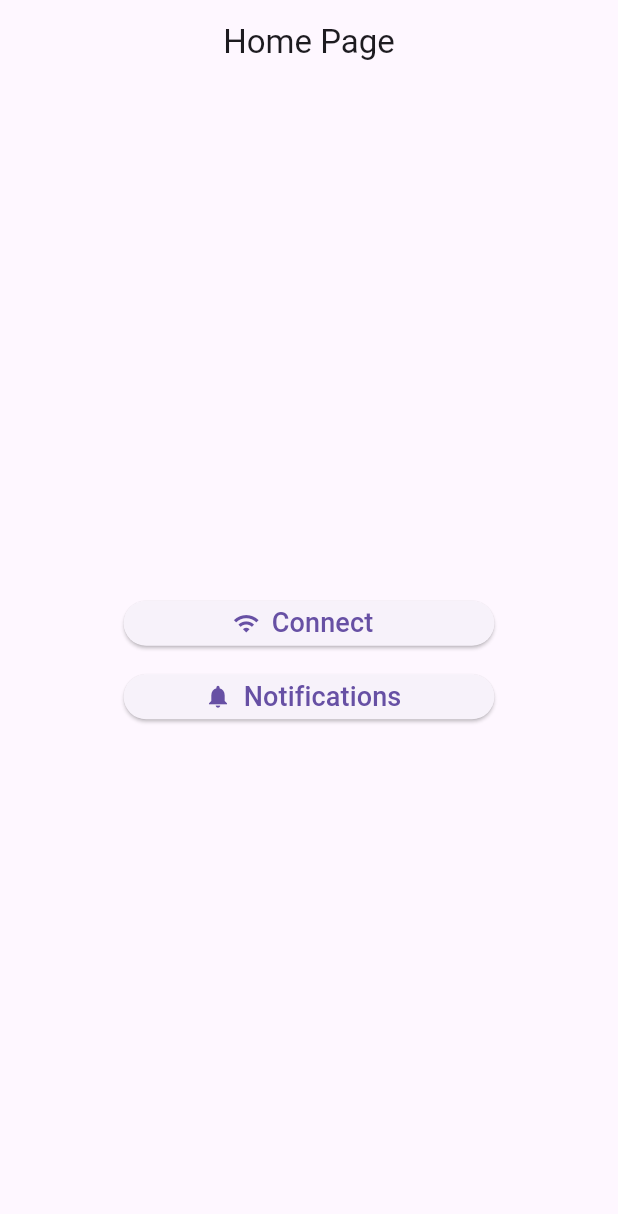
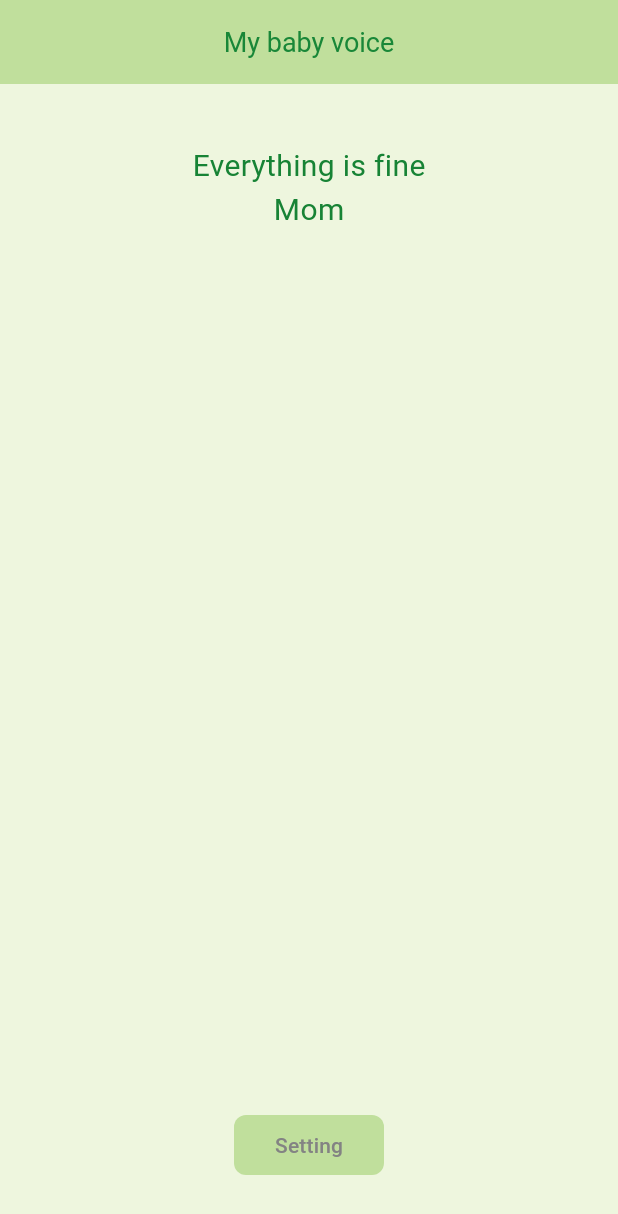
Before and after one commit to MOATHITPro/Infant-Health-Monitor-for-Hard-of-Hearing-Parents, a Flutter app: the screen it shows after launch, on a phone screen of 412 x 824 dp. Shown: the top 1214 px of the screen. Run offline on Flutter 3.47's test engine with Material 3 defaults, Android fonts, the phone set to English and light mode, and no system bars; our stand-ins replace firebase_core, firebase_database, vibration; accounts and stored records are empty.

Commit message:
Updated Firebase settings in the Flutter application and added the necessary code to send the 'Baby is crying' status to Firebase only when a dominant frequency is detected, along with retrieving the stored message from Firebase and displaying it within the app.

```diff
--- a/lib/Home.dart
+++ b/lib/Home.dart
@@ -1,6 +1,10 @@
+// ignore_for_file: unused_import
+
 import 'package:flutter/material.dart';
 import 'package:wear_os3/Connecting.dart';
-import 'package:wear_os3/Notification.dart';
+import 'package:firebase_core/firebase_core.dart';
+import 'package:firebase_database/firebase_database.dart';
+import 'package:vibration/vibration.dart';
 
 class Home extends StatefulWidget {
   const Home({super.key});
@@ -10,93 +14,114 @@ class Home extends StatefulWidget {
 }
 
 class _HomeState extends State<Home> {
-  String _message = 'Press a button to see a message';
+  late DatabaseReference _babyStatusRef; // مرجع قاعدة البيانات في Firebase
+  String displayedText = 'Everything is fine\nMom'; // النص الافتراضي
 
-  // Functions to handle button presses
-  void _button1Pressed() {
+  @override
+  void initState() {
+    super.initState();
+
+    // الاتصال بقاعدة البيانات عبر Firebase
+    _babyStatusRef = FirebaseDatabase.instance.ref('baby_status/crying');
+
+    // الاستماع لتحديثات النص
+    _babyStatusRef.onValue.listen((event) {
+      if (event.snapshot.exists && event.snapshot.value != null) {
         setState(() {
-      _message = 'Button 1 Pressed';
+          displayedText = event.snapshot.value.toString(); // تحديث النص
+        });
+
+        // تفعيل الاهتزاز عند التحديث
+        _triggerVibration();
+
+        // حذف الرسالة من Firebase بعد التحديث
+        _deleteMessage();
+      }
     });
   }
 
-  void _button2Pressed() {
-    setState(() {
-      _message = 'Button 2 Pressed';
-    });
+  // تفعيل الاهتزاز عند التحديث
+  void _triggerVibration() {
+    if (Vibration.hasVibrator() != null) {
+      Vibration.vibrate(duration: 6000); // اهتزاز لمدة 6 ثوانٍ
+    }
   }
 
-  void _button3Pressed() {
-    setState(() {
-      _message = 'Button 3 Pressed';
-    });
+  // حذف الرسالة من Firebase بعد الاهتزاز
+  void _deleteMessage() {
+    _babyStatusRef.remove(); // حذف الرسالة من قاعدة البيانات
   }
 
   @override
   Widget build(BuildContext context) {
-    // Get screen size using MediaQuery
     double screenWidth = MediaQuery.of(context).size.width;
     double screenHeight = MediaQuery.of(context).size.height;
     double textScaleFactor = MediaQuery.of(context).textScaleFactor;
 
-    // Adjust text size based on screen width (smaller for smaller screens)
     double textSize = screenWidth < 400 ? 14 : 18;
-
-    // Adjust button size based on screen width
-    double buttonWidth = screenWidth * 0.6; // 60% of the screen width
-    double buttonHeight = 40.0; // Set a fixed height for buttons
-
-    // Adjust vertical spacing based on screen height
-    double verticalSpacing = screenHeight * 0.02; // 2% of the screen height
 
     return Scaffold(
       appBar: AppBar(
-        title: const Text('Home Page'),
+        title: Text(
+          'My baby voice',
+          style: TextStyle(
+              fontSize: 18, color: const Color.fromARGB(255, 25, 135, 56)),
+        ),
         centerTitle: true,
+        backgroundColor: const Color.fromARGB(255, 192, 223, 156),
       ),
+      backgroundColor: const Color(0xFFEEF6DE),
       body: Center(
         child: Padding(
-          padding: EdgeInsets.all(
-              screenWidth * 0.05), // Adjust padding based on screen width
-          child: Scrollbar(
-            // Adding Scrollbar
-            child: SingleChildScrollView(
-              // Wrap content in SingleChildScrollView
+          padding: EdgeInsets.all(screenWidth * 0.05),
           child: Column(
             mainAxisAlignment: MainAxisAlignment.center,
             children: <Widget>[
-                  ElevatedButton.icon(
+              const SizedBox(height: 20), // مسافة لتحسين التنسيق
+              // النص الذي يتم تحديثه من Firebase
+              Text(
+                displayedText.split('\n').first, // عرض السطر الأول
+                style: TextStyle(
+                  fontSize: 20 * textScaleFactor,
+                  color: const Color.fromARGB(255, 23, 131, 53),
+                ),
+              ),
+              Text(
+                displayedText.split('\n').length > 1
+                    ? displayedText.split('\n').last
+                    : '', // عرض السطر الثاني إن وجد
+                style: TextStyle(
+                  fontSize: 20 * textScaleFactor,
+                  color: const Color.fromARGB(255, 23, 131, 53),
+                ),
+              ),
+              const Spacer(), // دفع الزر إلى الأسفل
+              // زر "Setting"
+              Container(
+                width: 100, // عرض الزر
+                height: 40, // ارتفاع الزر
+                decoration: BoxDecoration(
+                  color: const Color.fromARGB(255, 192, 223, 156),
+                  borderRadius: BorderRadius.circular(8), // زوايا مستديرة
+                ),
+                child: TextButton(
                   onPressed: () {
                     Navigator.push(
                       context,
                       MaterialPageRoute(builder: (context) => Connecting()),
-                      ); // Navigate to Next Page on button click
+                    ); // الانتقال إلى الصفحة التالية عند النقر
                   },
-                    icon: const Icon(Icons.wifi), // Wifi icon
-                    label: Text('Connect',
-                        style: TextStyle(fontSize: textSize * textScaleFactor)),
-                    style: ElevatedButton.styleFrom(
-                      minimumSize: Size(buttonWidth, 30),
+                  child: const Text(
+                    'Setting',
+                    style: TextStyle(
+                      color: Color.fromARGB(255, 131, 131, 131), // لون النص
+                      fontSize: 14,
                     ),
                   ),
-                  const SizedBox(height: 1),
-                  ElevatedButton.icon(
-                    onPressed: () {
-                      Navigator.push(
-                        context,
-                        MaterialPageRoute(
-                            builder: (context) => Notifications()),
-                      );
-                    },
-                    icon: const Icon(Icons.notifications), // Notifications icon
-                    label: Text('Notifications',
-                        style: TextStyle(fontSize: textSize * textScaleFactor)),
-                    style: ElevatedButton.styleFrom(
-                      minimumSize: Size(buttonWidth, 30),
                 ),
               ),
+              const SizedBox(height: 20), // مسافة لتحسين التنسيق
             ],
-              ),
-            ),
           ),
         ),
       ),
--- a/pubspec.yaml
+++ b/pubspec.yaml
@@ -36,7 +36,10 @@ dependencies:
   # The following adds the Cupertino Icons font to your application.
   # Use with the CupertinoIcons class for iOS style icons.
   cupertino_icons: ^1.0.8
-
+  firebase_core: ^2.16.0
+  firebase_database: ^10.3.0
+  firebase_messaging: ^14.5.0
+  vibration: ^1.9.0
 
 dev_dependencies:
   flutter_test:
```
Also changed, not shown: lib/Connecting.dart (+53 -35 lines), lib/Notification.dart (deleted, +0 -103 lines), lib/main.dart (+10 -2 lines), pubspec.lock, 8 other files. Lines whose indentation alone changed are shown as unchanged.
